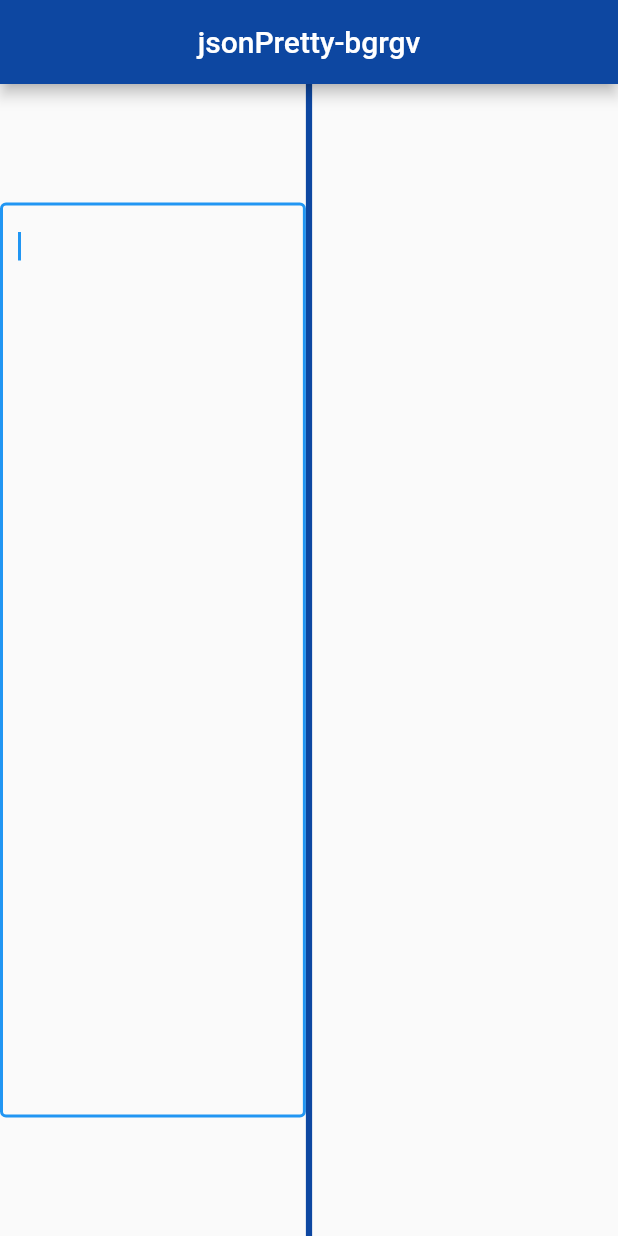
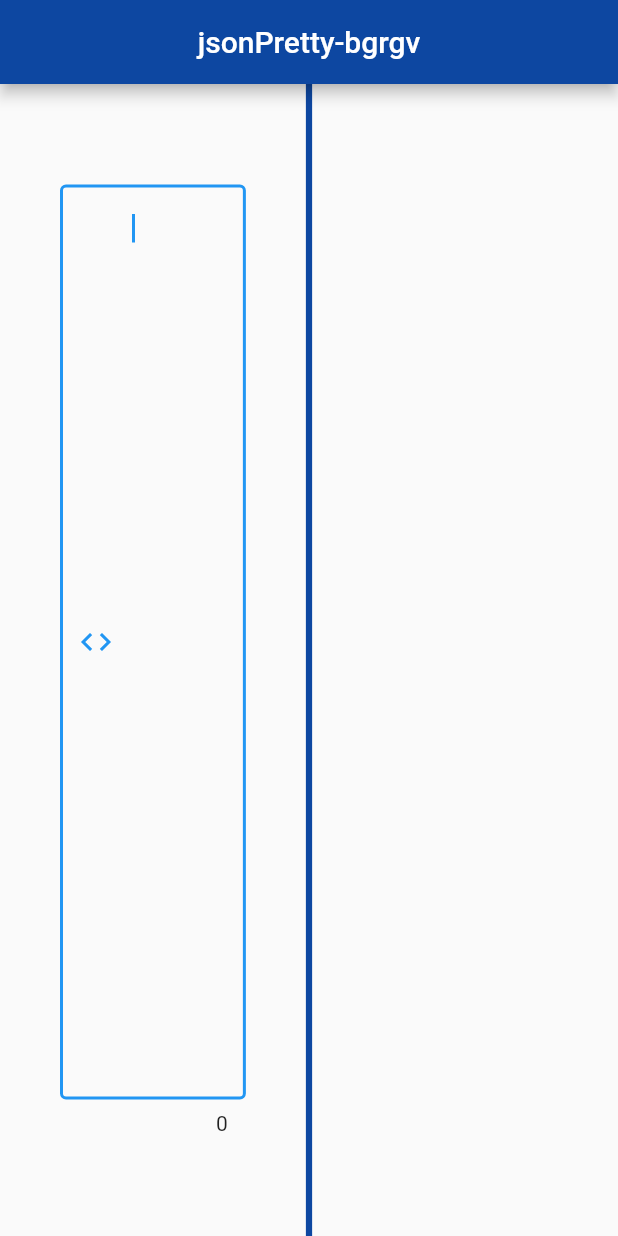
Before and after one commit to bgrgv/jsonPretty, a Flutter app: the screen it shows after launch, on a phone screen of 412 x 824 dp. Run offline on Flutter 3.47's test engine with Material 2 defaults, Android fonts, the phone set to English and light mode, and no system bars.

Commit message:
UI Updates

```diff
--- a/lib/screens/views.dart
+++ b/lib/screens/views.dart
@@ -32,15 +32,27 @@ class _ViewState extends State<View> {
         Flexible(
           flex: 49,
           child: SafeArea(
+              child: Container(
+            child: Padding(
+              padding: const EdgeInsets.all(40.0),
               child: TextField(
+                // The parameters are self explanatory
+                // Check out this Medium post to learn more : https://medium.com/flutter-community/flutter-a-guide-on-textfield-ab62ef2e7654
                 autofocus: true,
                 autocorrect: false,
                 maxLines: 30,
                 controller: inputController,
-            decoration: InputDecoration(border: OutlineInputBorder()),
+                decoration: InputDecoration(
+                    counter: Container(
+                      child: Text(prettyPrint.length.toString()),
+                    ),
+                    prefixIcon: Icon(Icons.code),
+                    border: OutlineInputBorder()),
                 onChanged: (input) {
                   makePretty(input);
                 },
+              ),
+            ),
           )),
         ),
         Flexible(
@@ -54,7 +66,14 @@ class _ViewState extends State<View> {
           child: SafeArea(
               //Display the value of 'prettyPrint' in a 'Text' widget. The value of 'prettyPrint' will be updated by 'setState' of function 'makePretty'
               child: Center(
-            child: Text(prettyPrint),
+            child: Text(
+              prettyPrint,
+              style: TextStyle(
+                  fontSize: 20.0,
+                  letterSpacing: 1.5,
+                  height: 1.5,
+                  color: Colors.blue[900]),
+            ),
           )),
         )
       ],
```
Lines whose indentation alone changed are shown as unchanged.
